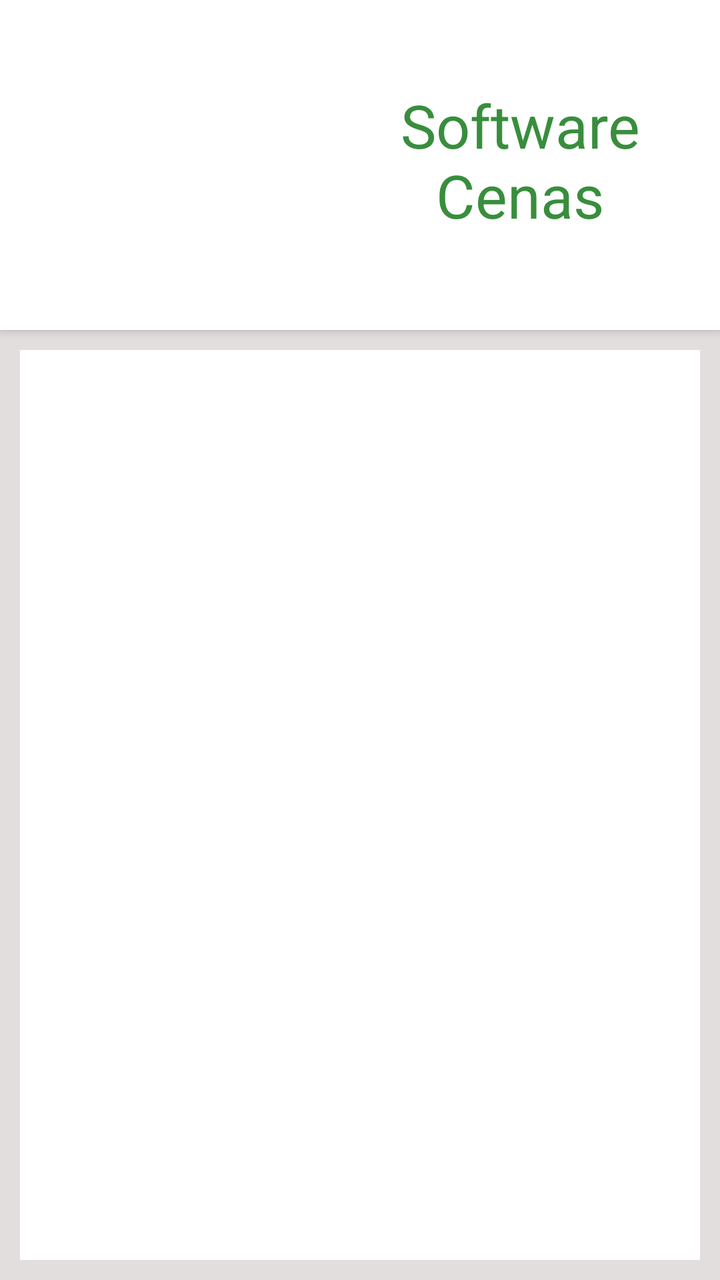
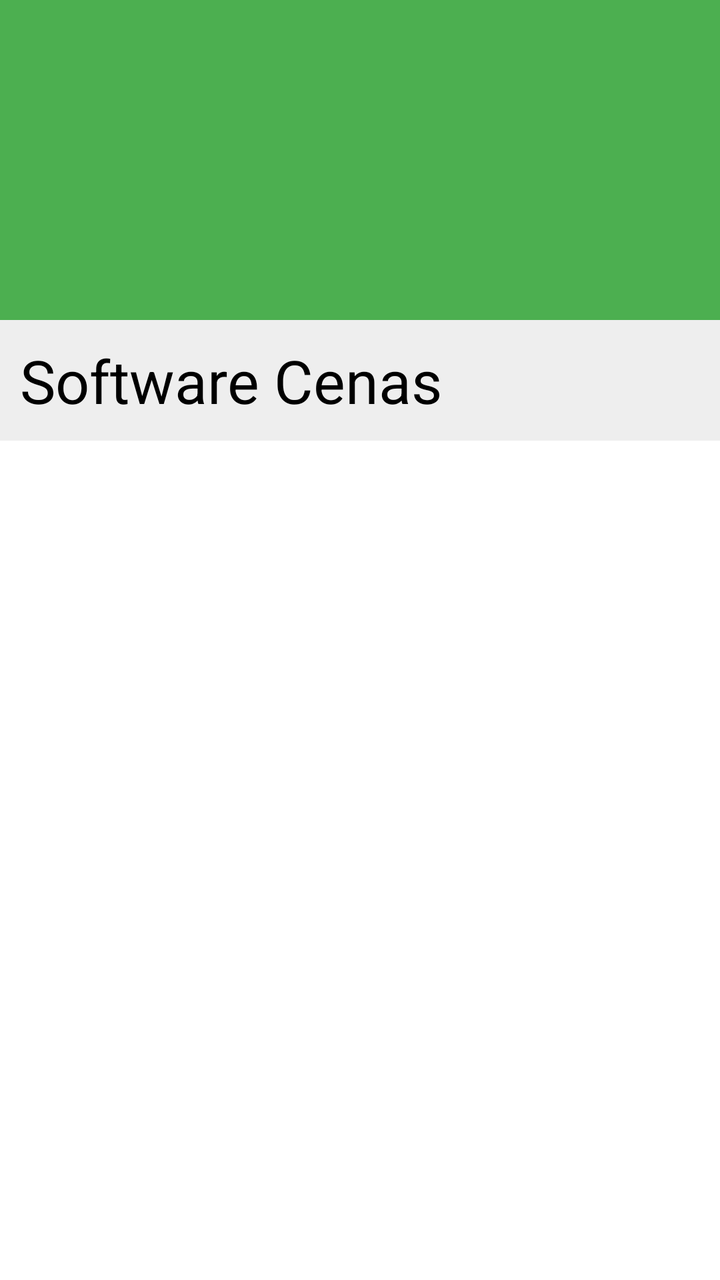

Before-and-after screenshots of an Android layout around one commit, followed by the original layout XML and the change that was made.
<!-- AndroidManifest.xml: application theme AppTheme -->
<!-- res/layout/ka_fragment.xml -->
<?xml version="1.0" encoding="utf-8"?>
<RelativeLayout xmlns:android="http://schemas.android.com/apk/res/android"
    xmlns:app="http://schemas.android.com/apk/res-auto"
    android:layout_width="match_parent"
    android:layout_height="match_parent"
    android:background="@color/grayerWhite">

    <LinearLayout
        android:id="@+id/ka_header"
        android:layout_width="match_parent"
        android:layout_height="wrap_content"
        android:background="@color/colorAccent"
        android:elevation="3dp"
        android:orientation="horizontal"
        android:paddingBottom="@dimen/card_margin">

        <ImageView
            android:id="@+id/ka_details_image"
            android:layout_width="@dimen/ka_image_height"
            android:layout_height="@dimen/ka_image_height"
            android:scaleType="fitCenter"
            app:srcCompat="@drawable/function" />

        <TextView
            android:id="@+id/ka_details_name"
            android:layout_width="match_parent"
            android:layout_height="match_parent"
            android:gravity="center"
            android:text="Software Cenas"
            android:textAlignment="center"
            android:textColor="@color/colorPrimaryDark"
            android:textSize="@dimen/ka_detail_title_size" />

    </LinearLayout>


    <android.support.v7.widget.RecyclerView
        android:id="@+id/ka_details_topics_list"
        android:layout_width="match_parent"
        android:layout_height="match_parent"
        android:layout_below="@+id/ka_header"
        android:layout_margin="@dimen/ka_detail_list_margin"
        android:background="@color/colorAccent" />


</RelativeLayout>
<!-- resources referenced by this layout -->
<resources>
  <color name="colorAccent">#ffffff</color>
  <color name="colorPrimaryDark">#388e3c</color>
  <color name="grayerWhite">#e2dede</color>
  <dimen name="card_margin">5dp</dimen>
  <dimen name="ka_detail_list_margin">10dp</dimen>
  <dimen name="ka_detail_title_size">30dp</dimen>
  <dimen name="ka_image_height">160dp</dimen>
  <!-- drawable function: png bitmap (drawable, 1514 bytes) -->
  <style name="AppTheme" parent="Theme.AppCompat.Light.NoActionBar">
          <item name="colorPrimary">@color/colorPrimary</item>
          <item name="colorPrimaryDark">@color/colorPrimaryDark</item>
          <item name="colorAccent">@color/colorAccent</item>
      </style>
  <color name="colorPrimary">#4caf50</color>
</resources>

<!-- the commit's change to res/layout/ka_fragment.xml (unified diff, before → after) -->
@@ -2,44 +2,37 @@
 <RelativeLayout xmlns:android="http://schemas.android.com/apk/res/android"
     xmlns:app="http://schemas.android.com/apk/res-auto"
     android:layout_width="match_parent"
-    android:layout_height="match_parent"
-    android:background="@color/grayerWhite">
+    android:layout_height="match_parent">
 
-    <LinearLayout
-        android:id="@+id/ka_header"
+
+    <ImageView
+        android:id="@+id/ka_details_image"
+        android:layout_width="match_parent"
+        android:layout_height="@dimen/ka_image_height"
+        android:background="@color/colorPrimary"
+        android:scaleType="fitCenter"
+        app:srcCompat="@drawable/function" />
+
+    <TextView
+        android:id="@+id/ka_details_name"
         android:layout_width="match_parent"
         android:layout_height="wrap_content"
-        android:background="@color/colorAccent"
-        android:elevation="3dp"
-        android:orientation="horizontal"
-        android:paddingBottom="@dimen/card_margin">
-
-        <ImageView
-            android:id="@+id/ka_details_image"
-            android:layout_width="@dimen/ka_image_height"
-            android:layout_height="@dimen/ka_image_height"
-            android:scaleType="fitCenter"
-            app:srcCompat="@drawable/function" />
-
-        <TextView
-            android:id="@+id/ka_details_name"
-            android:layout_width="match_parent"
-            android:layout_height="match_parent"
-            android:gravity="center"
-            android:text="Software Cenas"
-            android:textAlignment="center"
-            android:textColor="@color/colorPrimaryDark"
-            android:textSize="@dimen/ka_detail_title_size" />
-
-    </LinearLayout>
+        android:layout_alignParentStart="true"
+        android:layout_below="@+id/ka_details_image"
+        android:background="@color/darkerBackground"
+        android:gravity="center"
+        android:padding="@dimen/ka_title_padding"
+        android:text="Software Cenas"
+        android:textAlignment="viewStart"
+        android:textColor="@android:color/black"
+        android:textSize="@dimen/ka_detail_title_size" />
 
 
     <android.support.v7.widget.RecyclerView
         android:id="@+id/ka_details_topics_list"
         android:layout_width="match_parent"
         android:layout_height="match_parent"
-        android:layout_below="@+id/ka_header"
-        android:layout_margin="@dimen/ka_detail_list_margin"
+        android:layout_below="@+id/ka_details_name"
         android:background="@color/colorAccent" />
 
 
<!-- resource entries referenced after the edit -->
@@ -2,11 +2,9 @@
 <resources>
   <color name="colorAccent">#ffffff</color>
   <color name="colorPrimaryDark">#388e3c</color>
-  <color name="grayerWhite">#e2dede</color>
-  <dimen name="card_margin">5dp</dimen>
-  <dimen name="ka_detail_list_margin">10dp</dimen>
   <dimen name="ka_detail_title_size">30dp</dimen>
   <dimen name="ka_image_height">160dp</dimen>
+  <dimen name="ka_title_padding">10dp</dimen>
   <!-- drawable function: png bitmap (drawable, 1514 bytes) -->
   <style name="AppTheme" parent="Theme.AppCompat.Light.NoActionBar">
           <item name="colorPrimary">@color/colorPrimary</item>
@@ -14,5 +12,6 @@
           <item name="colorAccent">@color/colorAccent</item>
       </style>
   <color name="colorPrimary">#4caf50</color>
+  <color name="darkerBackground">#eeeeee</color>
 </resources>
 
